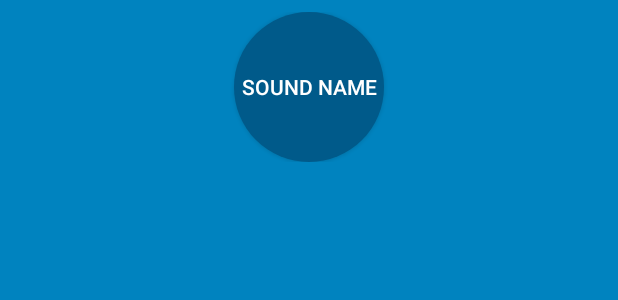
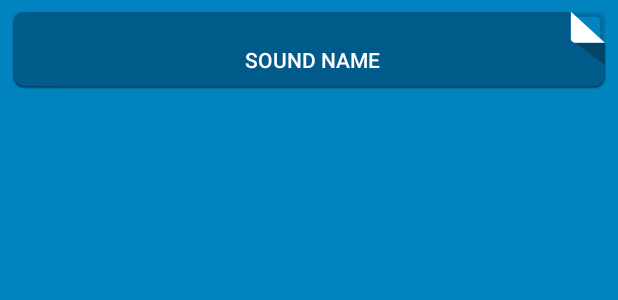
Before and after one commit to little-android/BeatBox, an Android app: the layout list_item_sound.xml on its own in the app's theme, with its tools: preview values and no code run, on a phone screen of 412 x 824 dp. Shown: the top 300 px of the screen. Run offline under Robolectric (Android 15) with nearby library versions, the phone set to English and light mode, and no system bars.

Commit message:
使用 xml drawable 绘制按钮

```diff
--- a/app/src/main/res/drawable/button_beat_box.xml
+++ b/app/src/main/res/drawable/button_beat_box.xml
@@ -1,6 +1,6 @@
 <?xml version="1.0" encoding="utf-8"?>
 <selector xmlns:android="http://schemas.android.com/apk/res/android">
-    <item android:drawable="@drawable/button_beat_box_pressed"
+    <item android:drawable="@drawable/ic_button_beat_box_pressed"
         android:state_pressed="true" />
-    <item android:drawable="@drawable/button_beat_box_normal" />
+    <item android:drawable="@drawable/ic_button_beat_box_default" />
 </selector>
--- a/app/src/main/res/layout/list_item_sound.xml
+++ b/app/src/main/res/layout/list_item_sound.xml
@@ -14,8 +14,8 @@
         android:layout_margin="8dp">
 
         <Button
-            android:layout_width="100dp"
-            android:layout_height="100dp"
+            android:layout_width="match_parent"
+            android:layout_height="match_parent"
             android:layout_gravity="center"
             tools:text="sound name"
             android:text="@{viewModel.title}"
```
Also changed, not shown: app/src/main/res/drawable/button_beat_box_pressed.xml (+17 -5 lines), app/src/main/res/drawable-xxhdpi/ic_button_beat_box_default.9.png (added), app/src/main/res/drawable-xxhdpi/ic_button_beat_box_pressed.9.png (added).
